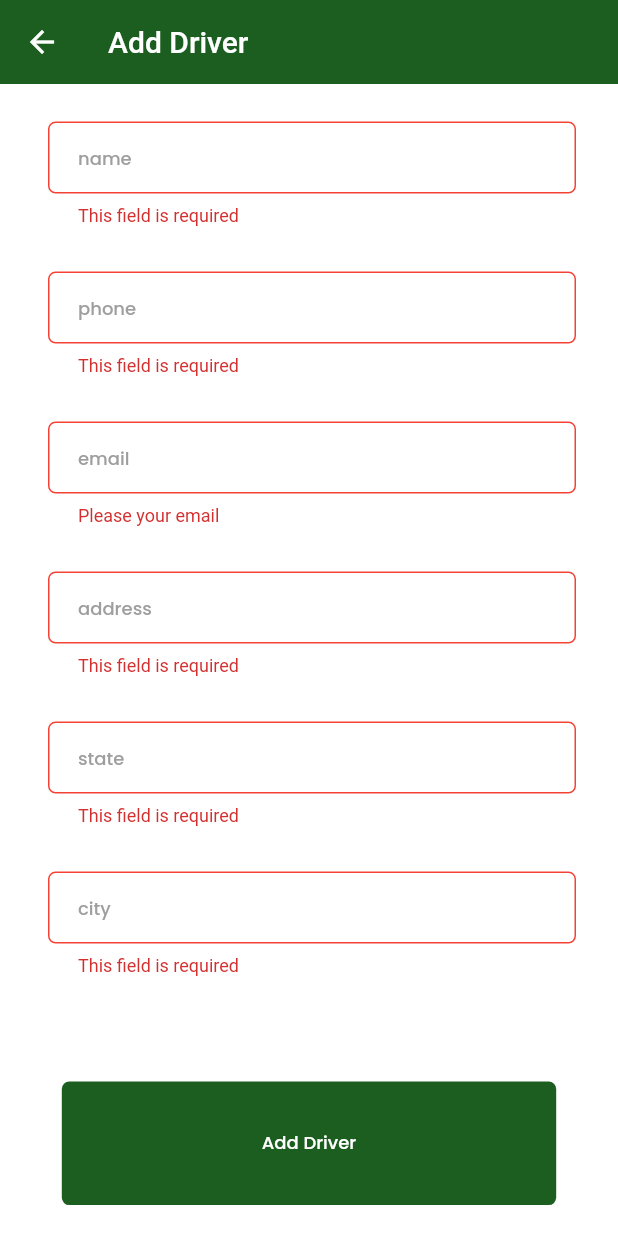
After one commit to classyk12/FuelMetricTest, a Flutter app: the AddDriverScreen screen opened by its route, after a tap on "Add Driver", on a phone screen of 412 x 824 dp. The commit adds this screen. Run offline on Flutter 3.47's test engine with Material 2 defaults, Android fonts, the phone set to English and light mode, and no system bars; our stand-ins replace data_connection_checker, dio, get, get_storage; accounts and stored records are empty; network calls fail; statements that could not run were skipped.

Commit message:
added addDriver feature

```diff
--- /dev/null
+++ b/lib/controllers/add-driver-controller.dart
@@ -0,0 +1,82 @@
+import 'package:flutter/material.dart';
+import 'package:fuelmetrics_flutter_project/controllers/home-controller.dart';
+import 'package:fuelmetrics_flutter_project/models/add-driver-model.dart';
+import 'package:fuelmetrics_flutter_project/services/company-service.dart';
+import 'package:fuelmetrics_flutter_project/utils.dart/error-handler.dart';
+import 'package:fuelmetrics_flutter_project/widgets/common.dart';
+import 'package:get/get.dart';
+
+class AddDriverController extends GetxController {
+  TextEditingController email = new TextEditingController();
+  TextEditingController name = new TextEditingController();
+  TextEditingController phone = new TextEditingController();
+  TextEditingController address = new TextEditingController();
+  TextEditingController state = new TextEditingController();
+  TextEditingController city = new TextEditingController();
+  CompanyService _companyService = CompanyService();
+  final _homeController = Get.find<HomeController>();
+  String? driverId = '';
+
+  @override
+  void onInit() {
+    driverId = Get.arguments;
+    if (driverId != null && driverId!.isNotEmpty) {
+      fillDetails();
+    }
+
+    super.onInit();
+  }
+
+  void fillDetails() {}
+
+  Future<void> addDriver() async {
+    showloader(title: 'Loading..Please wait', body: '');
+    var model = AddDriverRequest(
+        companyId: _homeController.companyData.value.company!.id,
+        userId: _homeController.companyData.value.company!.id,
+        name: name.text,
+        phone: phone.text,
+        email: email.text,
+        address: address.text,
+        city: city.text,
+        state: state.text,
+        roles: ['Driver']);
+    try {
+      var res = await _companyService.addDriver(
+        model,
+      );
+      Get.back();
+
+      if (res.statusCode == 200 || res.statusCode == 201) {
+        CommonDialogs.showSnackInfo(
+            'Success ', res.data['message'], Icons.info, Colors.green,
+            duration: 3, position: SnackPosition.TOP);
+
+        clear();
+      } else {
+        CommonDialogs.showSnackInfo(
+            'Error ', res.data['message'], Icons.info, Colors.red,
+            duration: 3, position: SnackPosition.TOP);
+      }
+    } catch (err) {
+      Get.back();
+      ErrorHandler.catchError(err);
+    }
+  }
+
+  @override
+  void onClose() {
+    super.onClose();
+  }
+
+  void clear() {
+    name.clear();
+    phone.clear();
+    address.clear();
+    state.clear();
+    email.clear();
+    city.clear();
+  }
+}
+
+void fillDetails() {}
--- a/lib/controllers/home-controller.dart
+++ b/lib/controllers/home-controller.dart
@@ -88,8 +88,8 @@ class HomeController extends GetxController {
       if (res.statusCode == 200 || res.statusCode == 201) {
         //remove driver at index
         drivers.removeAt(index);
-        CommonDialogs.showSnackInfo(
-            ' Success', ' Driver deleted successfully', Icons.info, Colors.red,
+        CommonDialogs.showSnackInfo(' Success', ' Driver deleted successfully',
+            Icons.info, Colors.green,
             duration: 3, position: SnackPosition.TOP);
       } else {
         // getDriverstatus.value = LoadingEnum.failed;
--- a/lib/controllers/login-controller.dart
+++ b/lib/controllers/login-controller.dart
@@ -29,7 +29,7 @@ class LoginController extends GetxController {
         loginResponse = LoginSuccessResponseModel.fromJson(res.data);
 
         //save details to local
-        // await Storage.save('user_data', loginResponse!.toJson());
+        await Storage.save('user_data', loginResponse!.toJson());
         await Storage.save('token', loginResponse!.token!);
         Get.offNamed('/dashboard');
       } else {
--- /dev/null
+++ b/lib/models/add-driver-model.dart
@@ -0,0 +1,48 @@
+class AddDriverRequest {
+  AddDriverRequest({
+    this.companyId,
+    this.userId,
+    this.name,
+    this.phone,
+    this.email,
+    this.address,
+    this.city,
+    this.state,
+    this.roles,
+  });
+
+  String? companyId;
+  String? userId;
+  String? name;
+  String? phone;
+  String? email;
+  String? address;
+  String? city;
+  String? state;
+  List<String>? roles;
+
+  factory AddDriverRequest.fromJson(Map<String, dynamic> json) =>
+      AddDriverRequest(
+        companyId: json["companyId"],
+        userId: json["userId"],
+        name: json["name"],
+        phone: json["phone"],
+        email: json["email"],
+        address: json["address"],
+        city: json["city"],
+        state: json["state"],
+        roles: List<String>.from(json["roles"].map((x) => x)),
+      );
+
+  Map<String, dynamic> toJson() => {
+        "companyId": companyId,
+        "userId": userId,
+        "name": name,
+        "phone": phone,
+        "email": email,
+        "address": address,
+        "city": city,
+        "state": state,
+        "roles": List<dynamic>.from(roles!.map((x) => x)),
+      };
+}
--- a/lib/routes/routes.dart
+++ b/lib/routes/routes.dart
@@ -1,3 +1,4 @@
+import 'package:fuelmetrics_flutter_project/screens/add_driver_screen.dart';
 import 'package:fuelmetrics_flutter_project/screens/dashboard_screen.dart';
 import 'package:fuelmetrics_flutter_project/screens/driver_detail_screen.dart';
 import 'package:fuelmetrics_flutter_project/screens/login_screen.dart';
@@ -9,7 +10,8 @@ List<GetPage> routeConstants() {
     GetPage(name: '/splash', page: () => SplashScreen()),
     GetPage(name: '/login', page: () => LoginScreen()),
     GetPage(name: '/dashboard', page: () => DashboardScreen()),
-    GetPage(name: '/driver-details', page: () => DriverDetailScreen())
+    GetPage(name: '/driver-details', page: () => DriverDetailScreen()),
+    GetPage(name: '/addDriver', page: () => AddDriverScreen())
   ];
 
   return routes;
--- /dev/null
+++ b/lib/screens/add_driver_screen.dart
@@ -0,0 +1,125 @@
+import 'package:flutter/material.dart';
+import 'package:fuelmetrics_flutter_project/controllers/add-driver-controller.dart';
+import 'package:fuelmetrics_flutter_project/utils.dart/validator.dart';
+import 'package:fuelmetrics_flutter_project/widgets/large_button.dart';
+import 'package:fuelmetrics_flutter_project/widgets/text-input.dart';
+import 'package:get/get.dart';
+
+class AddDriverScreen extends StatelessWidget {
+  //inject controller here
+  final AddDriverController _controller = Get.put(AddDriverController());
+  AddDriverScreen({Key? key}) : super(key: key);
+
+  @override
+  Widget build(BuildContext context) {
+    final _formKey = GlobalKey<FormState>();
+    return Scaffold(
+        appBar: AppBar(
+            backgroundColor: Colors.green[900],
+            title: Text('Add Driver'),
+            elevation: 0),
+        backgroundColor: Colors.white,
+        body: SingleChildScrollView(
+          child: Padding(
+            padding: const EdgeInsets.all(20.0),
+            child: Form(
+                key: _formKey,
+                child: Column(
+                  crossAxisAlignment: CrossAxisAlignment.center,
+                  mainAxisAlignment: MainAxisAlignment.center,
+                  children: [
+                    Padding(
+                      padding: const EdgeInsets.only(
+                          right: 8.0, left: 12.0, bottom: 20.0),
+                      child: TextInput(
+                          validator: (value) =>
+                              Validator.validateDefault(value!),
+                          controller: _controller.name,
+                          keyboardType: TextInputType.emailAddress,
+                          isPassword: false,
+                          hintText: 'name',
+                          textColor: Colors.black,
+                          labelTextColor: Colors.green),
+                    ),
+                    Padding(
+                      padding: const EdgeInsets.only(
+                          right: 8.0, left: 12.0, bottom: 20.0),
+                      child: TextInput(
+                          validator: (value) =>
+                              Validator.validateDefault(value!),
+                          controller: _controller.phone,
+                          keyboardType: TextInputType.phone,
+                          isPassword: false,
+                          hintText: 'phone',
+                          textColor: Colors.black,
+                          labelTextColor: Colors.green),
+                    ),
+                    Padding(
+                      padding: const EdgeInsets.only(
+                          right: 8.0, left: 12.0, bottom: 20.0),
+                      child: TextInput(
+                          validator: (value) => Validator.validateEmail(value!),
+                          controller: _controller.email,
+                          keyboardType: TextInputType.emailAddress,
+                          isPassword: false,
+                          hintText: 'email',
+                          textColor: Colors.black,
+                          labelTextColor: Colors.green),
+                    ),
+                    Padding(
+                      padding: const EdgeInsets.only(
+                          right: 8.0, left: 12.0, bottom: 20.0),
+                      child: TextInput(
+                          validator: (value) =>
+                              Validator.validateDefault(value!),
+                          controller: _controller.address,
+                          keyboardType: TextInputType.text,
+                          isPassword: false,
+                          hintText: 'address',
+                          textColor: Colors.black,
+                          labelTextColor: Colors.green),
+                    ),
+                    Padding(
+                      padding: const EdgeInsets.only(
+                          right: 8.0, left: 12.0, bottom: 20.0),
+                      child: TextInput(
+                          validator: (value) =>
+                              Validator.validateDefault(value!),
+                          controller: _controller.state,
+                          keyboardType: TextInputType.text,
+                          isPassword: false,
+                          hintText: 'state',
+                          textColor: Colors.black,
+                          labelTextColor: Colors.green),
+                    ),
+                    Padding(
+                      padding: const EdgeInsets.only(
+                          right: 8.0, left: 12.0, bottom: 20.0),
+                      child: TextInput(
+                          validator: (value) =>
+                              Validator.validateDefault(value!),
+                          controller: _controller.city,
+                          keyboardType: TextInputType.text,
+                          isPassword: false,
+                          hintText: 'city',
+                          textColor: Colors.black,
+                          labelTextColor: Colors.green),
+                    ),
+                    SizedBox(height: 30),
+                    Padding(
+                      padding: const EdgeInsets.all(15.0),
+                      child: Button(
+                          title: 'Add Driver',
+                          onPressed: () {
+                            if (_formKey.currentState!.validate()) {
+                              _controller.addDriver();
+                            }
+                          }),
+                    ),
+                    SizedBox(height: 20),
+                  ],
+                )),
+          ),
+        ));
+  }
+}
--- a/lib/screens/dashboard_screen.dart
+++ b/lib/screens/dashboard_screen.dart
@@ -97,7 +97,12 @@ class DashboardScreen extends StatelessWidget {
               onPressed: () {
                 _homeController.showDrivers.value = true;
                 _homeController.getCompanyDrivers();
-              })
+              }),
+          SizedBox(height: 20),
+          Button(
+              height: 50,
+              title: 'Add Driver',
+              onPressed: () => Get.toNamed('/addDriver', arguments: ''))
         ],
       ),
     );
--- a/lib/services/company-service.dart
+++ b/lib/services/company-service.dart
@@ -1,4 +1,5 @@
 import 'package:dio/dio.dart';
+import 'package:fuelmetrics_flutter_project/models/add-driver-model.dart';
 import 'package:fuelmetrics_flutter_project/services/resource.dart';
 import 'package:fuelmetrics_flutter_project/utils.dart/error-handler.dart';
 
@@ -9,6 +10,18 @@ class CompanyService {
     try {
       Response response =
           await _resource.request('Company/Details', body: null, method: "Get");
+      return response;
+    } on DioError catch (e) {
+      throw ErrorHandler.catchError(e);
+    }
+  }
+
+  Future<Response> addDriver(AddDriverRequest model) async {
+    try {
+      Response response = await _resource.request(
+          'Driver/Add/${model.companyId}',
+          body: model.toJson(),
+          method: "Post");
       return response;
     } on DioError catch (e) {
       throw ErrorHandler.catchError(e);
```
Also changed, not shown: 1 other file.
